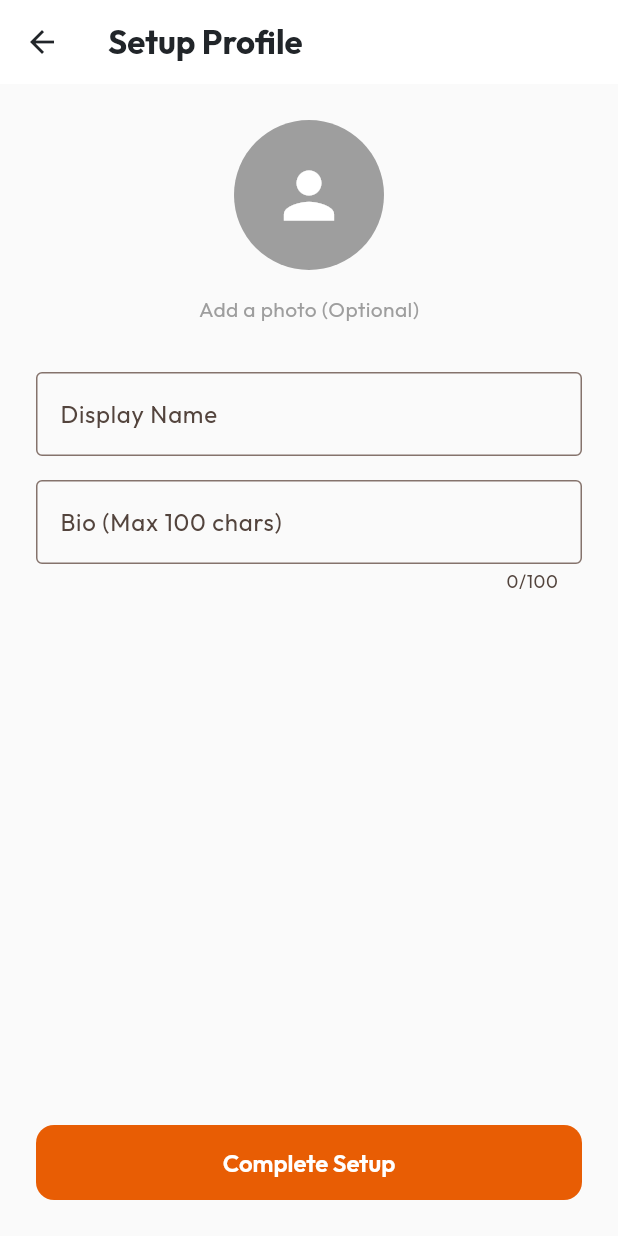
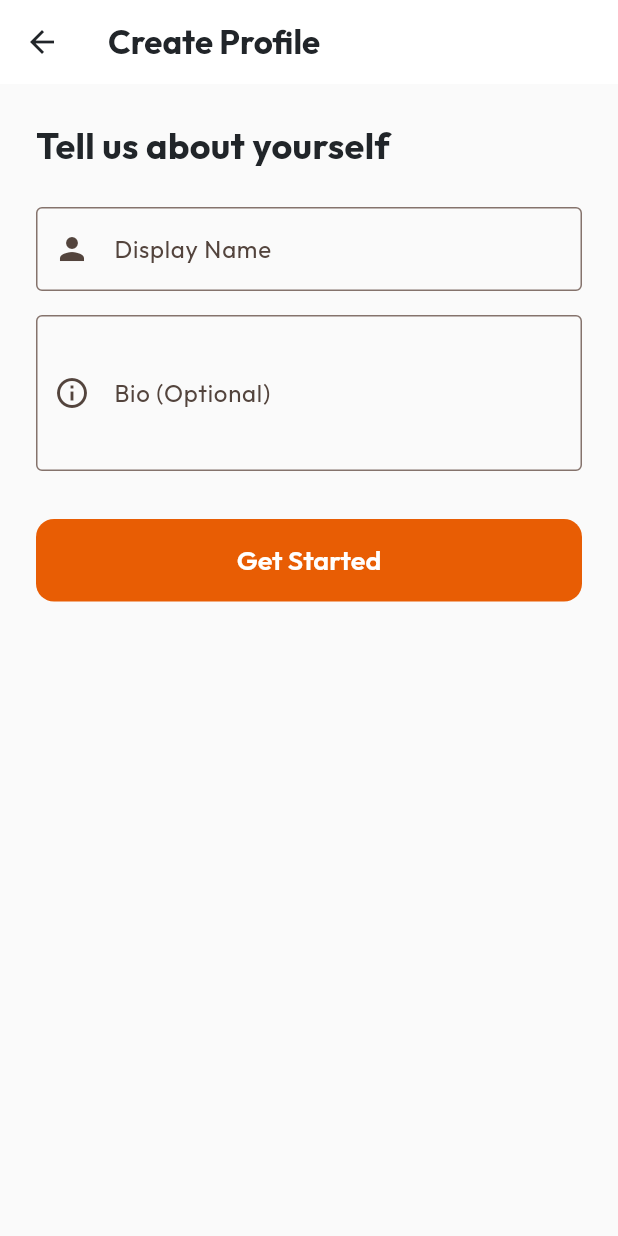
Before and after one commit to Sam21-39/rasoi, a Flutter app: the CreateProfileView screen opened by its route, on a phone screen of 412 x 824 dp. Run offline on Flutter 3.47's test engine with Material 3 defaults, Android fonts, the phone set to English and light mode, and no system bars; our stand-ins replace cached_network_image, cloud_firestore, firebase_auth, firebase_core, firebase_storage, flutter_dotenv and 6 more; accounts and stored records are empty.

Commit message:
feat: Introduce onboarding flow, remove ad integration, and refine user profile creation with new services.

```diff
--- a/lib/app/data/bindings/initial_binding.dart
+++ b/lib/app/data/bindings/initial_binding.dart
@@ -4,7 +4,8 @@ import '../services/recipe_service.dart';
 import '../services/seeding_service.dart';
 import '../services/storage_service.dart';
 import '../services/user_service.dart';
-import '../services/ad_service.dart';
+import '../services/permission_service.dart';
+import '../services/notification_service.dart';
 
 class InitialBinding extends Bindings {
   @override
@@ -14,6 +15,8 @@ class InitialBinding extends Bindings {
     Get.put<SeedingService>(SeedingService());
     Get.lazyPut<StorageService>(() => StorageService(), fenix: true);
     Get.lazyPut<UserService>(() => UserService(), fenix: true);
-    Get.putAsync<AdService>(() => AdService().init());
+    Get.put<PermissionService>(PermissionService());
+    Get.put<NotificationService>(NotificationService());
+    // Get.putAsync<AdService>(() => AdService().init()); // Disabled for now
   }
 }
--- a/lib/app/modules/create_profile/create_profile_view.dart
+++ b/lib/app/modules/create_profile/create_profile_view.dart
@@ -5,59 +5,64 @@ import '../../core/theme/app_theme.dart';
 
 class CreateProfileView extends GetView<CreateProfileController> {
   const CreateProfileView({Key? key}) : super(key: key);
+
   @override
   Widget build(BuildContext context) {
     return Scaffold(
-      appBar: AppBar(title: const Text("Setup Profile")),
+      appBar: AppBar(title: const Text("Create Profile")),
       body: Padding(
         padding: const EdgeInsets.all(24.0),
+        child: Form(
+          key: controller.formKey,
           child: Column(
+            crossAxisAlignment: CrossAxisAlignment.stretch,
             children: [
-            const CircleAvatar(
-              radius: 50,
-              backgroundColor: Colors.grey,
-              child: Icon(Icons.person, size: 50, color: Colors.white),
-              // TODO: Implement Image Picker
+              const Text(
+                "Tell us about yourself",
+                style: TextStyle(fontSize: 24, fontWeight: FontWeight.bold),
               ),
-            const SizedBox(height: 16),
-            const Text("Add a photo (Optional)", style: TextStyle(color: Colors.grey)),
-            const SizedBox(height: 32),
-            TextField(
+              const SizedBox(height: 24),
+              TextFormField(
                 controller: controller.nameController,
                 decoration: const InputDecoration(
                   labelText: "Display Name",
+                  prefixIcon: Icon(Icons.person),
                   border: OutlineInputBorder(),
                 ),
+                validator: (value) {
+                  if (value == null || value.isEmpty) {
+                    return "Please enter your name";
+                  }
+                  return null;
+                },
               ),
               const SizedBox(height: 16),
-            TextField(
+              TextFormField(
                 controller: controller.bioController,
                 decoration: const InputDecoration(
-                labelText: "Bio (Max 100 chars)",
+                  labelText: "Bio (Optional)",
+                  prefixIcon: Icon(Icons.info_outline),
                   border: OutlineInputBorder(),
                 ),
-              maxLength: 100,
+                maxLines: 3,
               ),
-            const Spacer(),
-            SizedBox(
-              width: double.infinity,
-              height: 50,
-              child: Obx(
+              const SizedBox(height: 32),
+              Obx(
                 () => ElevatedButton(
                   onPressed: controller.isLoading.value ? null : controller.saveProfile,
                   style: ElevatedButton.styleFrom(
                     backgroundColor: AppColors.primary,
-                    foregroundColor: Colors.white,
+                    padding: const EdgeInsets.symmetric(vertical: 16),
                   ),
                   child: controller.isLoading.value
                       ? const CircularProgressIndicator(color: Colors.white)
-                      : const Text("Complete Setup"),
-                ),
+                      : const Text("Get Started", style: TextStyle(fontSize: 18)),
                 ),
               ),
             ],
           ),
         ),
+      ),
     );
   }
 }
--- a/lib/app/modules/create_recipe/create_recipe_controller.dart
+++ b/lib/app/modules/create_recipe/create_recipe_controller.dart
@@ -3,11 +3,11 @@ import 'package:flutter/material.dart';
 import 'package:get/get.dart';
 import 'package:image_picker/image_picker.dart';
 import 'package:image_cropper/image_cropper.dart';
-import 'package:permission_handler/permission_handler.dart';
 import '../../data/models/recipe_model.dart';
 import '../../data/services/auth_service.dart';
 import '../../data/services/recipe_service.dart';
 import '../../data/services/storage_service.dart';
+import '../../data/services/permission_service.dart';
 import '../../routes/app_pages.dart';
 import '../../core/theme/app_theme.dart';
 
@@ -44,12 +44,13 @@ class CreateRecipeController extends GetxController {
 
   void pickImage() async {
     // Check permission
-    var status = await Permission.photos.request();
-    // On Android 13+ use photos, older use storage? simple check for now:
-    if (Platform.isAndroid) {
-      // Android 13+ separate permission, simplified here
-      // status = await Permission.storage.request();
-      // Just proceeding with picker for simplicity as image_picker handles most intents
+    final PermissionService info = Get.find<PermissionService>();
+    final hasPermission = await info.requestPhotosPermission();
+
+    if (!hasPermission) {
+      Get.snackbar("Permission Denied", "Photos permission is required to upload images.");
+      // Optionally open settings using info.openSettings();
+      return;
     }
 
     final XFile? pickedFile = await _picker.pickImage(source: ImageSource.gallery);
--- a/lib/app/modules/login/login_controller.dart
+++ b/lib/app/modules/login/login_controller.dart
@@ -75,19 +75,15 @@ class LoginController extends GetxController {
   Future<void> _signInWithCredential(PhoneAuthCredential credential) async {
     try {
       await _authService.signInWithCredential(credential);
-      // Check if user has profile, if not go to Create Profile
-      // For now, let's just go to CreateProfile if user is new (rudimentary check or always for MVP first time?)
-      // We will rely on Splash to direct returning users correctly.
-      // But for Login flow:
 
-      // We should check if appUser is set.
-      // Wait a bit for auth service to key logic?
+      // Allow time for profile fetch
+      await Future.delayed(const Duration(milliseconds: 500));
 
-      Get.offAllNamed(Routes.HOME);
-      // Ideally:
-      // if (_authService.appUser.value == null) Get.offAllNamed(Routes.CREATE_PROFILE);
-      // else Get.offAllNamed(Routes.HOME);
-      // But async timing is tricky. Let's send to Home, and Home redirects.
+      if (_authService.appUser.value == null) {
+        Get.offAllNamed(Routes.CREATE_PROFILE);
+      } else {
+        Get.offAllNamed(Routes.HOME);
+      }
     } catch (e) {
       isLoading.value = false;
       Get.snackbar("Error", "Sign in failed: $e");
--- /dev/null
+++ b/lib/app/modules/onboarding/onboarding_binding.dart
@@ -0,0 +1,9 @@
+import 'package:get/get.dart';
+import 'onboarding_controller.dart';
+
+class OnboardingBinding extends Bindings {
+  @override
+  void dependencies() {
+    Get.lazyPut<OnboardingController>(() => OnboardingController());
+  }
+}
--- a/lib/app/routes/app_routes.dart
+++ b/lib/app/routes/app_routes.dart
@@ -14,6 +14,7 @@ abstract class Routes {
   static const SETTINGS = _Paths.SETTINGS;
   static const PREMIUM = _Paths.PREMIUM;
   static const NOTIFICATIONS = _Paths.NOTIFICATIONS;
+  static const ONBOARDING = _Paths.ONBOARDING;
 }
 
 abstract class _Paths {
@@ -29,4 +30,5 @@ abstract class _Paths {
   static const SETTINGS = '/settings';
   static const PREMIUM = '/premium';
   static const NOTIFICATIONS = '/notifications';
+  static const ONBOARDING = '/onboarding';
 }
--- a/pubspec.yaml
+++ b/pubspec.yaml
@@ -49,6 +49,7 @@ dependencies:
   flutter_dotenv: ^6.0.0
   permission_handler: ^12.0.1
   google_mobile_ads: ^6.0.0
+  shared_preferences: ^2.5.3
 
 dev_dependencies:
   flutter_test:
```
Also changed, not shown: lib/app/data/services/ad_service.dart (+4 -51 lines), lib/app/data/services/notification_service.dart (added, +26 -0 lines), lib/app/data/services/permission_service.dart (added, +28 -0 lines), lib/app/modules/create_profile/create_profile_controller.dart (+13 -23 lines), lib/app/modules/home/home_controller.dart (+8 -10 lines), lib/app/modules/home/home_view.dart (+7 -8 lines), lib/app/modules/onboarding/onboarding_controller.dart (added, +66 -0 lines), lib/app/modules/onboarding/onboarding_view.dart (added, +110 -0 lines), lib/app/modules/splash/splash_controller.dart (+10 -6 lines), lib/app/routes/app_pages.dart (+7 -0 lines), pubspec.lock. Lines whose indentation alone changed are shown as unchanged.
